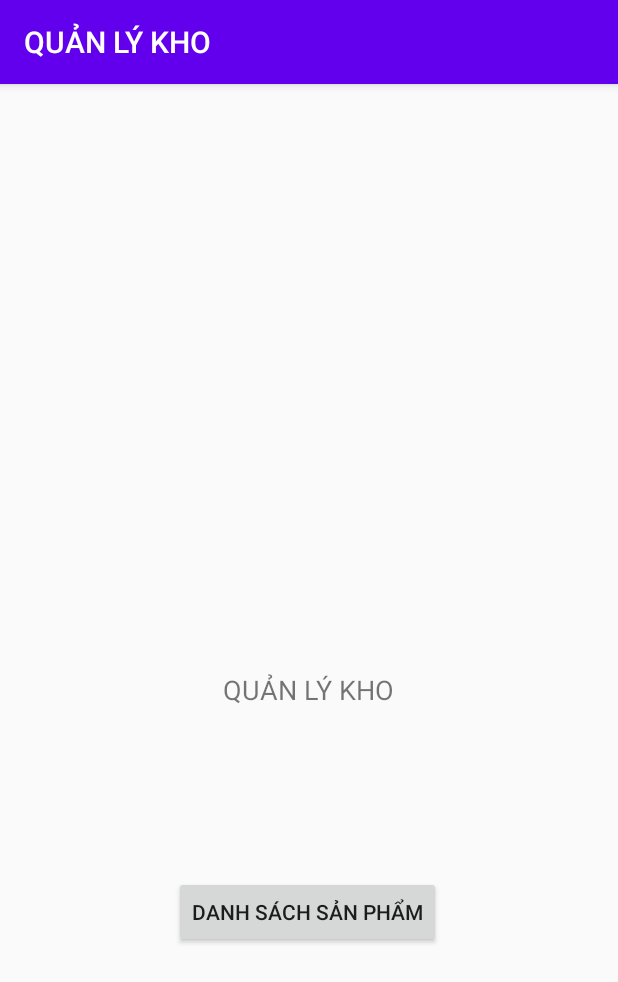
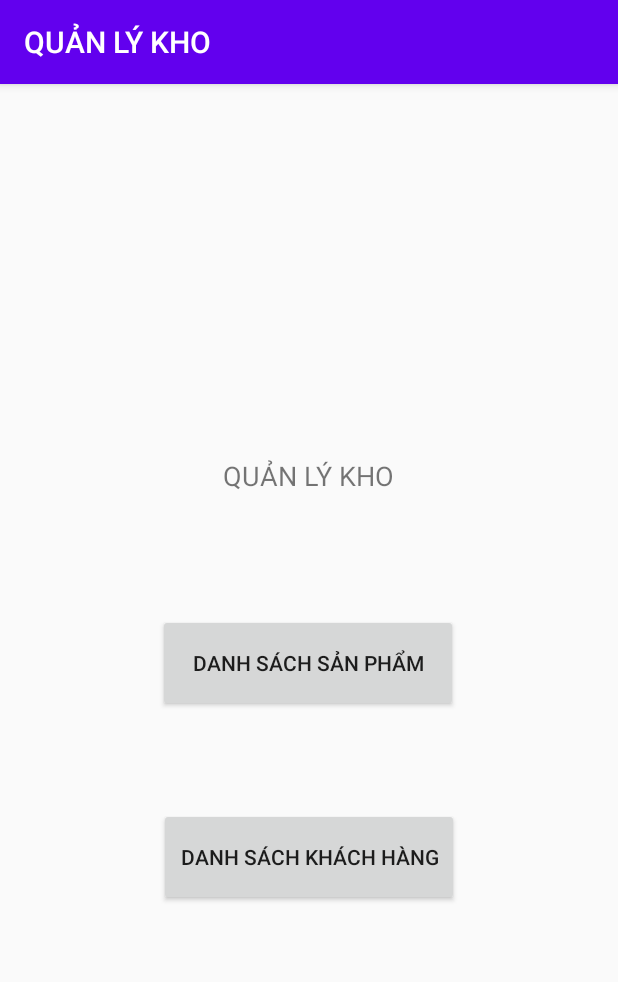
Before and after one commit to quan200699/Android_StorageManagement, an Android app: the screen it shows after launch (MainActivity), on a phone screen of 412 x 824 dp. Shown: the top 982 px of the screen. Run offline under Robolectric (Android 15) with nearby library versions, the phone set to English and light mode, and no system bars.

Commit message:
add customer intent for main activity

```diff
--- a/app/src/main/java/com/example/storagemanagement/activity/MainActivity.java
+++ b/app/src/main/java/com/example/storagemanagement/activity/MainActivity.java
@@ -8,10 +8,12 @@ import android.view.View;
 import android.widget.Button;
 
 import com.example.storagemanagement.R;
+import com.example.storagemanagement.activity.customer.CustomerActivity;
 import com.example.storagemanagement.activity.product.ProductActivity;
 
 public class MainActivity extends AppCompatActivity {
     private Button buttonProduct;
+    private Button buttonCustomer;
 
     @Override
     protected void onCreate(Bundle savedInstanceState) {
@@ -19,6 +21,7 @@ public class MainActivity extends AppCompatActivity {
         setContentView(R.layout.activity_main);
         init();
         onClickEvent(buttonProduct, ProductActivity.class);
+        onClickEvent(buttonCustomer, CustomerActivity.class);
     }
 
     private void onClickEvent(Button button, final Class<?> activity) {
@@ -33,5 +36,6 @@ public class MainActivity extends AppCompatActivity {
 
     private void init() {
         buttonProduct = findViewById(R.id.buttonProduct);
+        buttonCustomer = findViewById(R.id.buttonCustomer);
     }
 }
--- a/app/src/main/res/layout/activity_main.xml
+++ b/app/src/main/res/layout/activity_main.xml
@@ -8,20 +8,31 @@
 
     <Button
         android:id="@+id/buttonProduct"
-        android:layout_width="wrap_content"
-        android:layout_height="wrap_content"
-        android:layout_marginBottom="192dp"
+        android:layout_width="200dp"
+        android:layout_height="65dp"
+        android:layout_marginBottom="64dp"
         android:text="@string/list_product"
+        app:layout_constraintBottom_toTopOf="@+id/buttonCustomer"
+        app:layout_constraintEnd_toEndOf="parent"
+        app:layout_constraintHorizontal_bias="0.497"
+        app:layout_constraintStart_toStartOf="parent" />
+
+    <Button
+        android:id="@+id/buttonCustomer"
+        android:layout_width="200dp"
+        android:layout_height="65dp"
+        android:layout_marginBottom="220dp"
+        android:text="@string/list_customer"
         app:layout_constraintBottom_toBottomOf="parent"
         app:layout_constraintEnd_toEndOf="parent"
-        app:layout_constraintHorizontal_bias="0.497"
+        app:layout_constraintHorizontal_bias="0.5"
         app:layout_constraintStart_toStartOf="parent" />
 
     <TextView
         android:id="@+id/textView"
         android:layout_width="wrap_content"
         android:layout_height="wrap_content"
-        android:layout_marginBottom="112dp"
+        android:layout_marginBottom="80dp"
         android:text="@string/app_title"
         android:textSize="18sp"
         app:layout_constraintBottom_toTopOf="@+id/buttonProduct"
```
